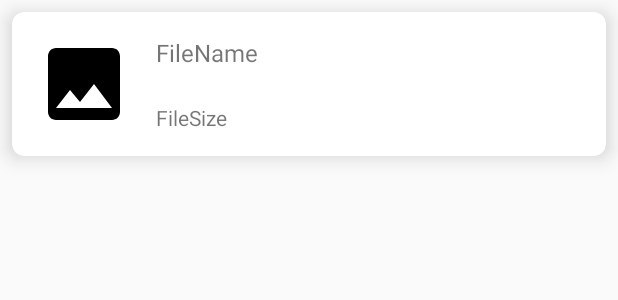
After one commit to Bill56/youphoto, an Android app: the layout card_picture.xml on its own in the app's theme, with its tools: preview values and no code run, on a phone screen of 412 x 824 dp. The commit adds this screen. Shown: the top 300 px of the screen. Run offline under Robolectric (Android 15) with nearby library versions, the phone set to English and light mode, and no system bars.

Commit message:
第十三次提交，新增显示所有已修改作品列表查看器，点击作品项可直接跳入编辑界面的功能。

```diff
--- a/app/build.gradle
+++ b/app/build.gradle
@@ -25,4 +25,7 @@ dependencies {
     compile 'com.android.support:appcompat-v7:23.4.0'
     compile 'com.android.support:design:24.0.0-beta1'
     compile files('libs/butterknife-7.0.1.jar')
+    compile 'com.android.support:cardview-v7:24.0.0-beta1'
+    compile 'com.android.support:recyclerview-v7:24.0.0-beta1'
+    compile files('libs/picasso-2.5.2.jar')
 }
--- /dev/null
+++ b/app/src/main/res/drawable/ic_image_24dp.xml
@@ -0,0 +1,9 @@
+<vector xmlns:android="http://schemas.android.com/apk/res/android"
+        android:width="24dp"
+        android:height="24dp"
+        android:viewportWidth="24.0"
+        android:viewportHeight="24.0">
+    <path
+        android:fillColor="#FF000000"
+        android:pathData="M21,19V5c0,-1.1 -0.9,-2 -2,-2H5c-1.1,0 -2,0.9 -2,2v14c0,1.1 0.9,2 2,2h14c1.1,0 2,-0.9 2,-2zM8.5,13.5l2.5,3.01L14.5,12l4.5,6H5l3.5,-4.5z"/>
+</vector>
--- a/app/src/main/res/drawable/ic_list_24dp.xml
+++ b/app/src/main/res/drawable/ic_view_list_24dp.xml
@@ -5,5 +5,5 @@
         android:viewportHeight="24.0">
     <path
         android:fillColor="#FFFFFFFF"
-        android:pathData="M3,13h2v-2H3v2zm0,4h2v-2H3v2zm0,-8h2V7H3v2zm4,4h14v-2H7v2zm0,4h14v-2H7v2zM7,7v2h14V7H7z"/>
+        android:pathData="M4,14h4v-4H4v4zm0,5h4v-4H4v4zM4,9h4V5H4v4zm5,5h12v-4H9v4zm0,5h12v-4H9v4zM9,5v4h12V5H9z"/>
 </vector>
--- a/app/src/main/res/drawable/ic_border_all_24dp.xml
+++ b/app/src/main/res/drawable/ic_view_module_24dp.xml
@@ -5,5 +5,5 @@
         android:viewportHeight="24.0">
     <path
         android:fillColor="#FFFFFFFF"
-        android:pathData="M3,3v18h18V3H3zm8,16H5v-6h6v6zm0,-8H5V5h6v6zm8,8h-6v-6h6v6zm0,-8h-6V5h6v6z"/>
+        android:pathData="M4,11h5V5H4v6zm0,7h5v-6H4v6zm6,0h5v-6h-5v6zm6,0h5v-6h-5v6zm-6,-7h5V5h-5v6zm6,-6v6h5V5h-5z"/>
 </vector>
--- a/app/src/main/res/layout/activity_pictures.xml
+++ b/app/src/main/res/layout/activity_pictures.xml
@@ -24,7 +24,6 @@
     </android.support.design.widget.AppBarLayout>
 
     <RelativeLayout
-        android:padding="16dp"
         android:layout_width="match_parent"
         android:layout_height="match_parent"
         app:layout_behavior="@string/appbar_scrolling_view_behavior">
--- /dev/null
+++ b/app/src/main/res/layout/card_picture.xml
@@ -0,0 +1,57 @@
+<?xml version="1.0" encoding="utf-8"?>
+<android.support.v7.widget.CardView xmlns:android="http://schemas.android.com/apk/res/android"
+    xmlns:app="http://schemas.android.com/apk/res-auto"
+    android:layout_width="match_parent"
+    android:layout_height="wrap_content"
+    android:layout_margin="8dp"
+    android:foreground="?android:attr/selectableItemBackground"
+    app:cardCornerRadius="8dp"
+    app:cardElevation="8dp">
+
+    <RelativeLayout xmlns:android="http://schemas.android.com/apk/res/android"
+        android:layout_width="match_parent"
+        android:layout_height="wrap_content"
+        android:descendantFocusability="blocksDescendants"
+        android:padding="16dp">
+
+        <ImageView
+            android:id="@+id/image_file_icon"
+            android:layout_width="64dp"
+            android:layout_height="64dp"
+            android:layout_alignParentLeft="true"
+            android:layout_alignParentStart="true"
+            android:layout_alignParentTop="true"
+            android:src="@drawable/ic_image_24dp" />
+
+        <TextView
+            android:id="@+id/text_file_name"
+            android:layout_width="wrap_content"
+            android:layout_height="wrap_content"
+            android:layout_alignParentTop="true"
+            android:layout_marginLeft="16dp"
+            android:layout_marginStart="16dp"
+            android:layout_toEndOf="@id/image_file_icon"
+            android:layout_toRightOf="@id/image_file_icon"
+            android:text="@string/card_picture_file_name"
+            android:textSize="16sp" />
+
+        <TextView
+            android:id="@+id/text_file_size"
+            android:layout_width="wrap_content"
+            android:layout_height="wrap_content"
+            android:layout_alignBottom="@id/image_file_icon"
+            android:layout_alignLeft="@id/text_file_name"
+            android:layout_alignStart="@id/text_file_name"
+            android:text="@string/card_picture_file_size" />
+
+        <TextView
+            android:visibility="gone"
+            android:layout_alignParentRight="true"
+            android:layout_alignParentEnd="true"
+            android:layout_alignParentTop="true"
+            android:id="@+id/text_file_path"
+            android:layout_width="wrap_content"
+            android:layout_height="wrap_content" />
+
+    </RelativeLayout>
+</android.support.v7.widget.CardView>
--- a/app/src/main/res/menu/pictures_option.xml
+++ b/app/src/main/res/menu/pictures_option.xml
@@ -6,7 +6,7 @@
     <item
         android:id="@+id/action_layout"
         android:title="@string/activity_pictures_option_layout"
-        android:icon="@drawable/ic_list_24dp"
+        android:icon="@drawable/ic_view_list_24dp"
         app:showAsAction="always"/>
 
 </menu>
--- a/app/src/main/res/values/strings.xml
+++ b/app/src/main/res/values/strings.xml
@@ -36,4 +36,6 @@
     <string name="activity_main_option_my_works">MyWorks</string>
     <string name="activity_pictures_title">MyWorks</string>
     <string name="activity_pictures_option_layout">Layout</string>
+    <string name="card_picture_file_name">FileName</string>
+    <string name="card_picture_file_size">FileSize</string>
 </resources>
```
Also changed, not shown: app/src/main/java/cn/bill56/youphoto/activity/PicturesActivity.java (+62 -1 lines), app/src/main/java/cn/bill56/youphoto/adapter/PictureAdapter.java (added, +149 -0 lines), app/libs/picasso-2.5.2.jar (added), 1 other file.
